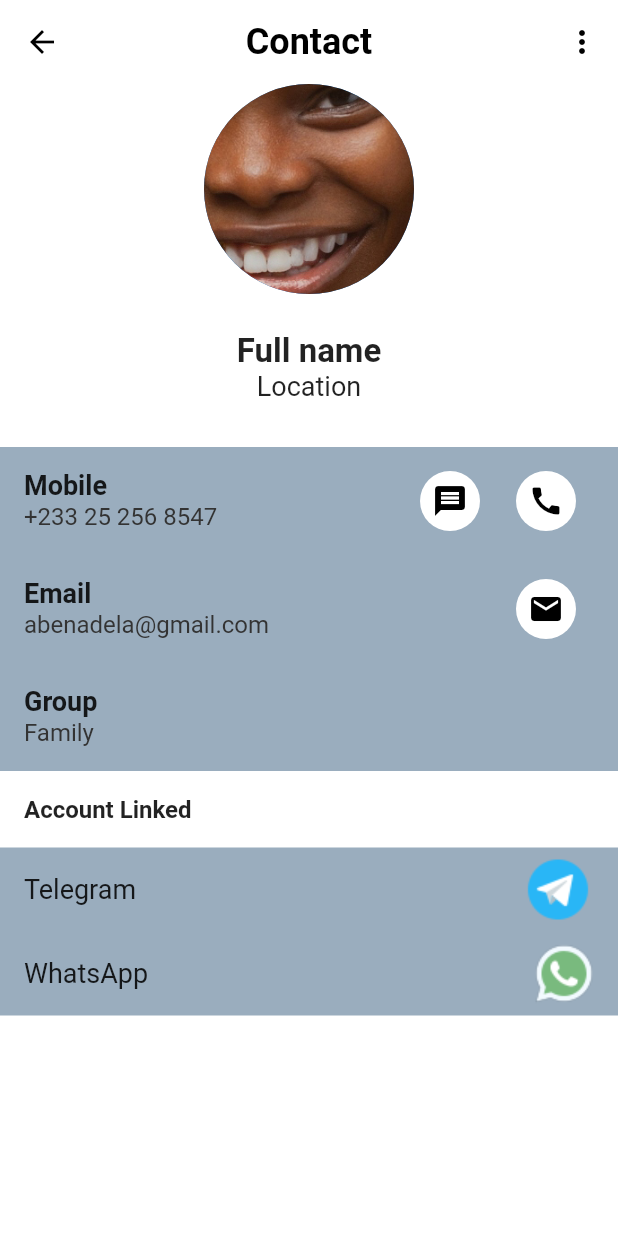
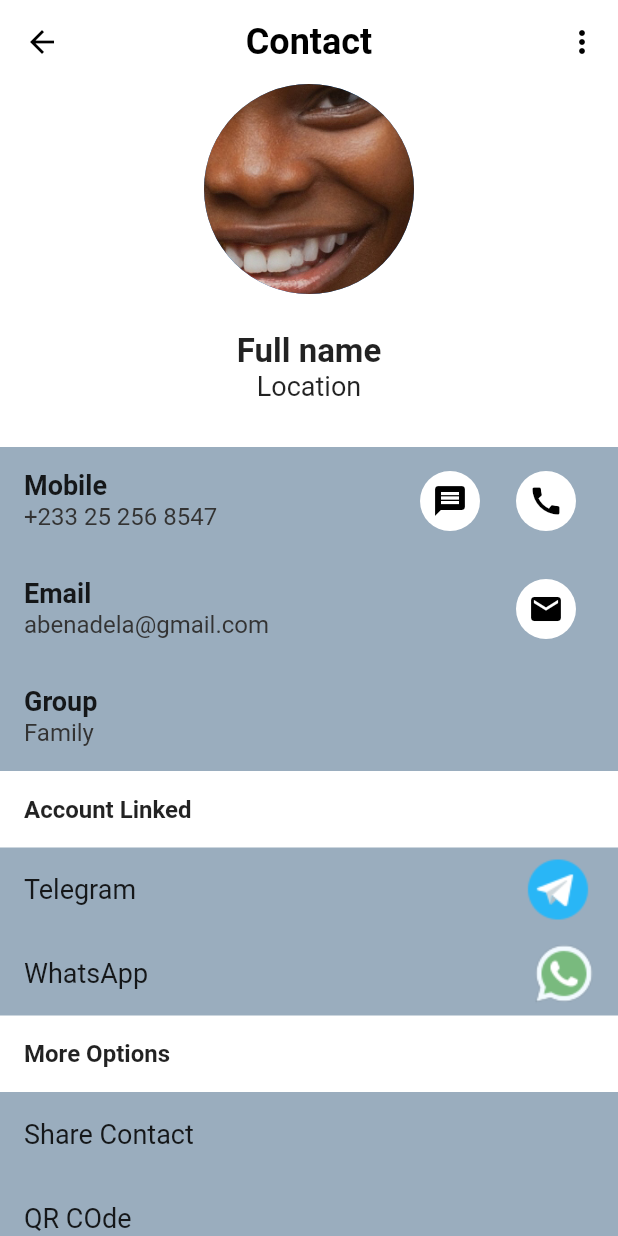
Before and after one commit to benessilfie/Dart, a Flutter app: the ContactDetailsPage screen opened directly, on a phone screen of 412 x 824 dp. Run offline on Flutter 3.47's test engine with Material 2 defaults, Android fonts, the light colour scheme and no system bars; our stand-ins replace grouped_list.

Commit message:
new changes

```diff
--- a/lib/contactdetails.dart
+++ b/lib/contactdetails.dart
@@ -106,10 +106,27 @@ class ContactDetailsPage extends StatelessWidget {
               ListTile(
                 title: const Text('WhatsApp', style: TextStyle(fontSize: 18),),
                 trailing: Image.asset('assets/whatsapp.png'),),
+            ],)
+          ),
 
-            ],)
-          )
+        const Padding(
+            padding: EdgeInsets.all(16.0),
+            child: Text('More Options',
+            style: TextStyle(fontWeight: FontWeight.w600, fontSize: 16),),
+          ),
 
+         Container(
+          color: const Color(0xff9AADBE),
+          child: Column(children: const [
+
+            ListTile(
+              title: Text('Share Contact', style: TextStyle(fontSize: 18),),),
+
+            ListTile(
+              title: Text('QR COde', style: TextStyle(fontSize: 18),),),
+
+          ],)
+        )
         ],
       ),
     );
```
